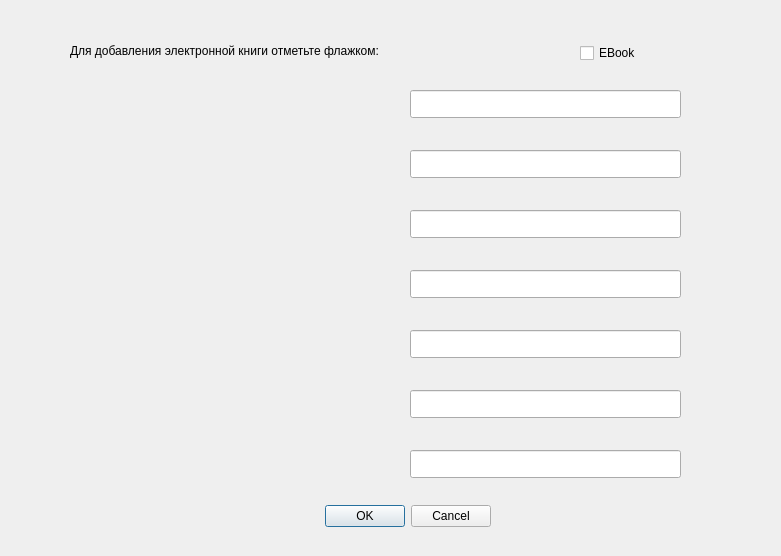
Before: the Qt Designer form AddBook.ui in anneett/Oganesyan_OOPP_qt6, drawn with Qt 5.
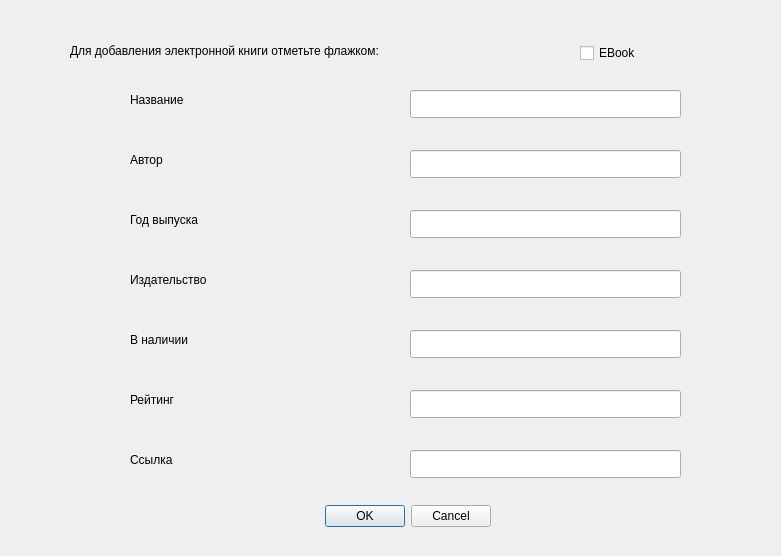
After: the same form once the commit is applied.

```diff
--- a/AddBook.ui
+++ b/AddBook.ui
@@ -125,6 +125,97 @@
     </rect>
    </property>
   </widget>
+  <widget class="QLabel" name="Atitle">
+   <property name="geometry">
+    <rect>
+     <x>130</x>
+     <y>90</y>
+     <width>161</width>
+     <height>20</height>
+    </rect>
+   </property>
+   <property name="text">
+    <string>Название</string>
+   </property>
+  </widget>
+  <widget class="QLabel" name="Aauthor">
+   <property name="geometry">
+    <rect>
+     <x>130</x>
+     <y>150</y>
+     <width>161</width>
+     <height>20</height>
+    </rect>
+   </property>
+   <property name="text">
+    <string>Автор</string>
+   </property>
+  </widget>
+  <widget class="QLabel" name="Arelease">
+   <property name="geometry">
+    <rect>
+     <x>130</x>
+     <y>210</y>
+     <width>161</width>
+     <height>20</height>
+    </rect>
+   </property>
+   <property name="text">
+    <string>Год выпуска</string>
+   </property>
+  </widget>
+  <widget class="QLabel" name="Apublishing">
+   <property name="geometry">
+    <rect>
+     <x>130</x>
+     <y>270</y>
+     <width>161</width>
+     <height>20</height>
+    </rect>
+   </property>
+   <property name="text">
+    <string>Издательство</string>
+   </property>
+  </widget>
+  <widget class="QLabel" name="Ainstock">
+   <property name="geometry">
+    <rect>
+     <x>130</x>
+     <y>330</y>
+     <width>161</width>
+     <height>20</height>
+    </rect>
+   </property>
+   <property name="text">
+    <string>В наличии</string>
+   </property>
+  </widget>
+  <widget class="QLabel" name="Arating">
+   <property name="geometry">
+    <rect>
+     <x>130</x>
+     <y>390</y>
+     <width>161</width>
+     <height>20</height>
+    </rect>
+   </property>
+   <property name="text">
+    <string>Рейтинг</string>
+   </property>
+  </widget>
+  <widget class="QLabel" name="Aurl">
+   <property name="geometry">
+    <rect>
+     <x>130</x>
+     <y>450</y>
+     <width>161</width>
+     <height>20</height>
+    </rect>
+   </property>
+   <property name="text">
+    <string>Ссылка</string>
+   </property>
+  </widget>
  </widget>
  <resources/>
  <connections>
```
Left out of the diff: 2 changed lines with no effect on the pictures.
